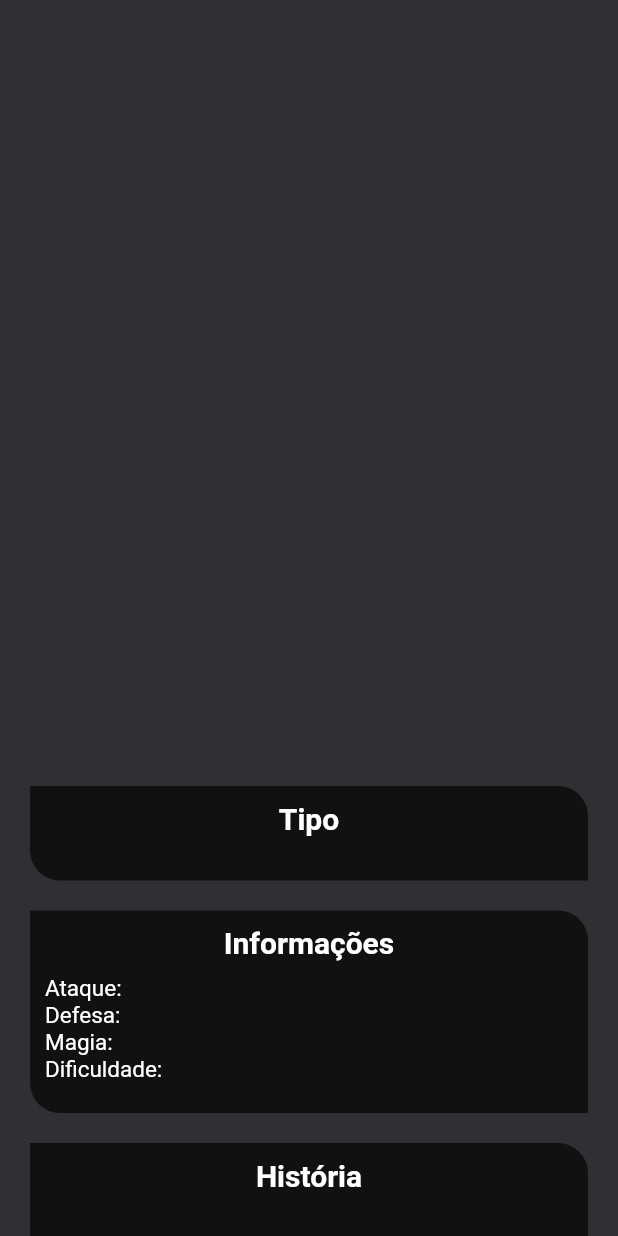
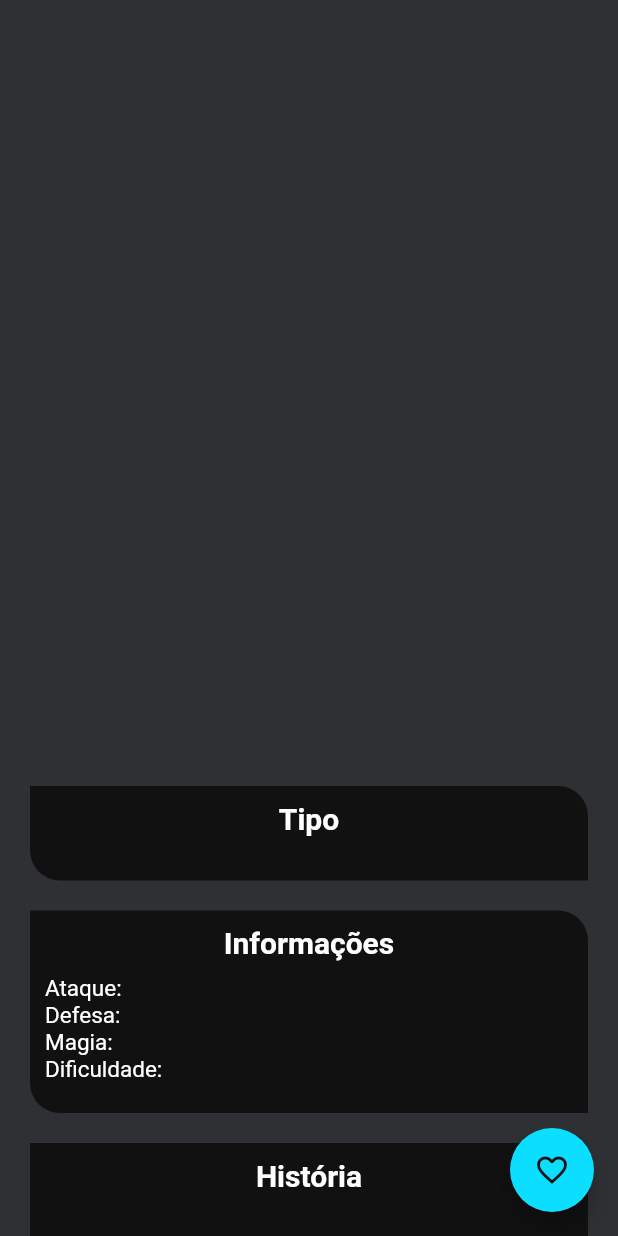
Before and after one commit to cyberkaidev/Flutter-App---League-of-Legends, a Flutter app: the ChampionInformation screen opened directly with empty values, on a phone screen of 412 x 824 dp. Run offline on Flutter 3.47's test engine with Material 2 defaults, Android fonts, the phone set to English and light mode, and no system bars; drawn by our look-alikes of card_swiper; our stand-ins replace basic_utils, dio; network calls fail; statements that could not run were skipped.

Commit message:
:sparkles: Adding button for favorite champion

```diff
--- a/lib/pages/details/details_page.dart
+++ b/lib/pages/details/details_page.dart
@@ -1,7 +1,8 @@
 import 'dart:ui';
 import 'package:flutter/material.dart';
 import 'package:card_swiper/card_swiper.dart';
-import 'package:lol/components/app_bars/app_bar_details.dart';
+import 'package:flutter/rendering.dart';
+import 'package:lol/components/app_bars/app_bar_back.dart';
 import 'package:lol/components/cards/card_infor_champion.dart';
 import 'package:lol/components/messages/message_error.dart';
 import 'package:lol/servers/champion.dart';
@@ -27,22 +28,10 @@ class _DetailsPageState extends State<DetailsPage> {
 
   @override
   Widget build(BuildContext context) {
-    var favorites = context.watch<FavoritesRepository>();
-
     return Scaffold(
       appBar: PreferredSize(
         preferredSize: Size.fromHeight(AppBar().preferredSize.height + 15),
-        child: AppBarDetails(
-          name: widget.name,
-          isFavorite: favorites.isIndex({'id': widget.id}),
-          onSubmit: (Map<String, dynamic> value, bool action) {
-            if(action){
-              favorites.saveAll(value);
-            }else{
-              favorites.remove(value);
-            }
-          }
-        ),
+        child: AppBarBack(name: widget.name),
       ),
       body: Builder(
         builder: (BuildContext context) {
@@ -70,13 +59,34 @@ class ChampionInformation extends StatefulWidget {
 
   final Map<String, dynamic> champ;
 
-  const ChampionInformation({Key? key, required this.champ}) : super(key: key);
+  const ChampionInformation({
+    Key? key,
+    required this.champ
+  }) : super(key: key);
 }
 
 
-class _ChampionInformationState extends State<ChampionInformation> {
+class _ChampionInformationState extends State<ChampionInformation>with TickerProviderStateMixin {
 
   String name = "";
+  bool showFloatingButton = true;
+
+  late final _controller = AnimationController(
+    duration: const Duration(milliseconds: 400),
+    vsync: this
+  )..forward();
+
+  late final _animation = CurvedAnimation(
+    parent: _controller,
+    curve: Curves.fastOutSlowIn
+  );
+
+  @override
+  void dispose() {
+    super.dispose();
+    _controller.dispose();
+    _animation.dispose();
+  }
 
   @override
   void initState() {
@@ -88,9 +98,25 @@ class _ChampionInformationState extends State<ChampionInformation> {
 
   @override
   Widget build(BuildContext context) {
-    return SingleChildScrollView(
+    var favorites = context.watch<FavoritesRepository>();
+
+    return Scaffold(
+      body: NotificationListener<UserScrollNotification>(
+        onNotification: (scroll) {
+          if(scroll.direction == ScrollDirection.reverse
+          && showFloatingButton) {
+            _controller.reverse();
+            showFloatingButton = false;
+          }else if(scroll.direction == ScrollDirection.forward
+          && !showFloatingButton) {
+            _controller.forward();
+            showFloatingButton = true;
+          }
+          return true;
+        },
+        child: SingleChildScrollView(
+          physics: const BouncingScrollPhysics(),
           padding: const EdgeInsets.only(top: 15),
-      physics: const BouncingScrollPhysics(),
             child: Column(
               children: [
                 Text(
@@ -252,6 +278,28 @@ class _ChampionInformationState extends State<ChampionInformation> {
                 )
               ],
             ),
+          ),
+        ),
+      floatingActionButton: ScaleTransition(
+        scale: _animation,
+        child: FloatingActionButton(
+          onPressed: () {
+          // ignore: avoid_print
+          if(favorites.isIndex(widget.champ).isNegative){
+              favorites.saveAll(widget.champ);
+            }else{
+              favorites.remove(widget.champ);
+            }
+          },
+          backgroundColor: const Color(0xFF0CDEFF),
+          child: Icon(
+            favorites.isIndex(widget.champ).isNegative
+            ? Icons.favorite_border_sharp
+            : Icons.favorite,
+            color: const Color(0xFF111111)
+          ),
+        ),
+      ),
     );
   }
 }
```
Lines whose indentation alone changed are shown as unchanged.
